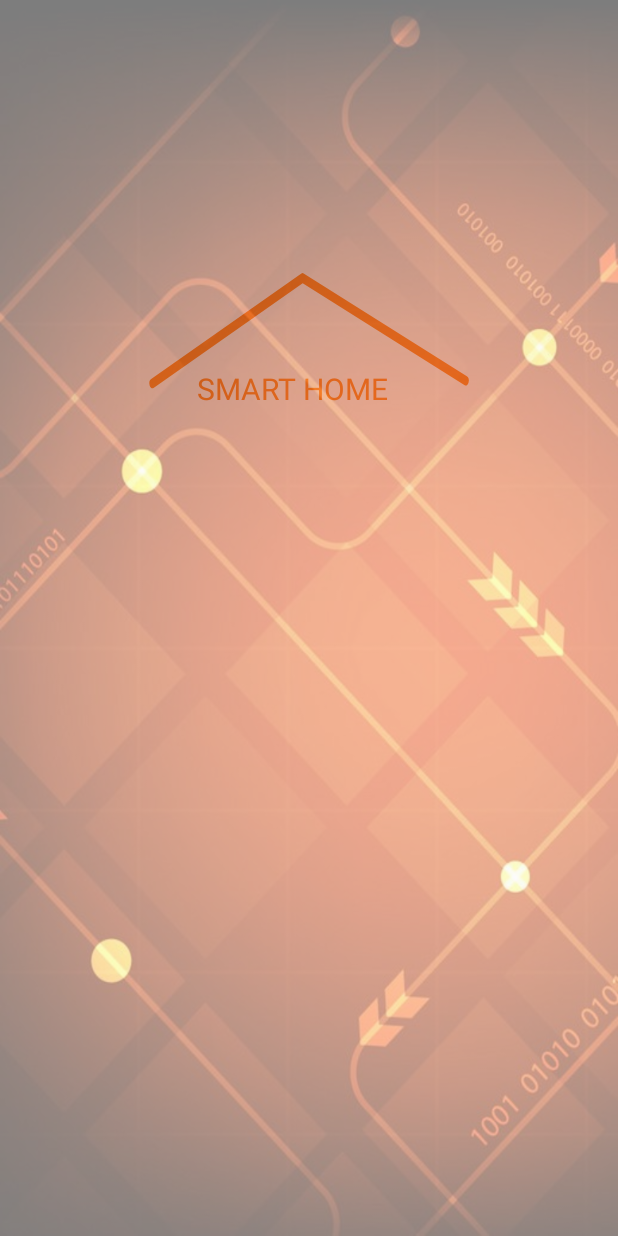
After one commit to hacickn/Smart-Home-Bilkent-G2C, an Android app: the layout opening_screen.xml on its own in the app's theme, with its tools: preview values and no code run, on a phone screen of 412 x 824 dp. The commit adds this screen. Run offline under Robolectric (Android 15) with nearby library versions, the phone set to English and light mode, and no system bars; Roboto replaces fonts that are not available here.

Commit message:
animation start added

```diff
--- a/androidApp/smarthome_v2/app/src/main/AndroidManifest.xml
+++ b/androidApp/smarthome_v2/app/src/main/AndroidManifest.xml
@@ -42,13 +42,14 @@
         <activity
             android:name=".popup.notiPop"
             android:theme="@style/AppTheme.CustomTheme" />
-        <activity android:name=".MainActivity">
+        <activity android:name=".OpenScreen">
             <intent-filter>
                 <action android:name="android.intent.action.MAIN" />
 
                 <category android:name="android.intent.category.LAUNCHER" />
             </intent-filter>
         </activity>
+        <activity android:name=".MainActivity"></activity>
         <activity android:name=".main_screen" />
         <activity android:name=".connection_settings" />
         <activity android:name=".utilities.Gas" />
--- /dev/null
+++ b/androidApp/smarthome_v2/app/src/main/res/drawable/ic_shome.xml
@@ -0,0 +1,13 @@
+<vector xmlns:android="http://schemas.android.com/apk/res/android"
+    android:width="209dp"
+    android:height="97dp"
+    android:viewportWidth="209"
+    android:viewportHeight="97">
+  <path
+      android:pathData="M25.423,58.228L101.257,25.63 183.651,57.371"
+      android:strokeLineJoin="round"
+      android:strokeWidth="3.00"
+      android:fillColor="#00000000"
+      android:strokeColor="#FF831D"
+      android:strokeLineCap="round"/>
+</vector>
--- /dev/null
+++ b/androidApp/smarthome_v2/app/src/main/res/layout/opening_screen.xml
@@ -0,0 +1,44 @@
+<?xml version="1.0" encoding="utf-8"?>
+<androidx.constraintlayout.widget.ConstraintLayout
+    xmlns:android="http://schemas.android.com/apk/res/android"
+    xmlns:app="http://schemas.android.com/apk/res-auto"
+    xmlns:tools="http://schemas.android.com/tools"
+    android:layout_width="match_parent"
+    android:layout_height="match_parent"
+    >
+
+    <TextView
+        android:id="@+id/shometext"
+        android:layout_width="200dp"
+        android:layout_height="200dp"
+        android:layout_marginStart="94dp"
+        android:layout_marginLeft="94dp"
+        android:layout_marginTop="245dp"
+        android:paddingLeft="37dp"
+        android:text="SMART HOME"
+        android:textColor="@color/orange_three"
+        android:textSize="20sp"
+        app:layout_constraintStart_toStartOf="parent"
+        app:layout_constraintTop_toTopOf="parent" />
+
+    <ImageView
+        android:id="@+id/roof"
+        android:layout_width="276dp"
+        android:layout_height="209dp"
+        android:layout_marginTop="130dp"
+        android:background="@drawable/ic_shome"
+        app:layout_constraintEnd_toEndOf="parent"
+        app:layout_constraintStart_toStartOf="parent"
+        app:layout_constraintTop_toTopOf="@+id/open_background" />
+
+    <ImageView
+        android:id="@+id/open_background"
+        android:layout_width="match_parent"
+        android:layout_height="match_parent"
+        android:alpha="0.5"
+        android:background="@drawable/background2"
+        app:layout_constraintStart_toStartOf="parent"
+        app:layout_constraintTop_toTopOf="parent" />
+
+
+</androidx.constraintlayout.widget.ConstraintLayout>
--- a/androidApp/smarthome_v2/app/src/main/res/values/colors.xml
+++ b/androidApp/smarthome_v2/app/src/main/res/values/colors.xml
@@ -9,4 +9,5 @@
     <color name="off">#F16F6F</color>
     <color name="on">#00850B</color>
     <color name="white">#FFFFFF</color>
+    <color name="orange_three">#FF831D</color>
 </resources>
```
Also changed, not shown: androidApp/smarthome_v2/app/src/main/java/com/example/smarthome_v2/OpenScreen.java (added, +71 -0 lines), androidApp/smarthome_v2/app/src/main/res/anim/anim.xml (added, +8 -0 lines), androidApp/smarthome_v2/app/src/main/res/drawable/background2.jpg (added), 1 other file.
